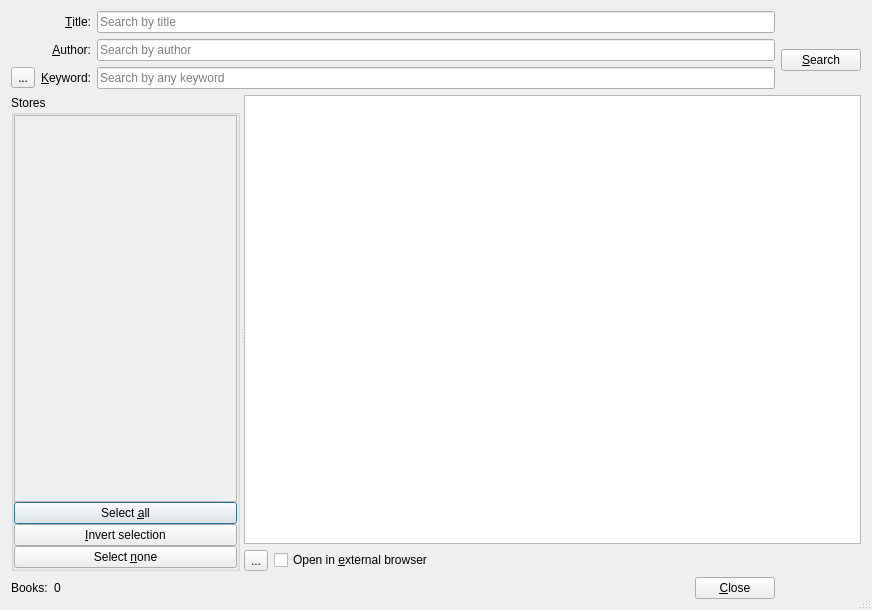
This is src/calibre/gui2/store/search/search.ui in kovidgoyal/calibre as Qt 5 draws it before an edit. The edited form follows.
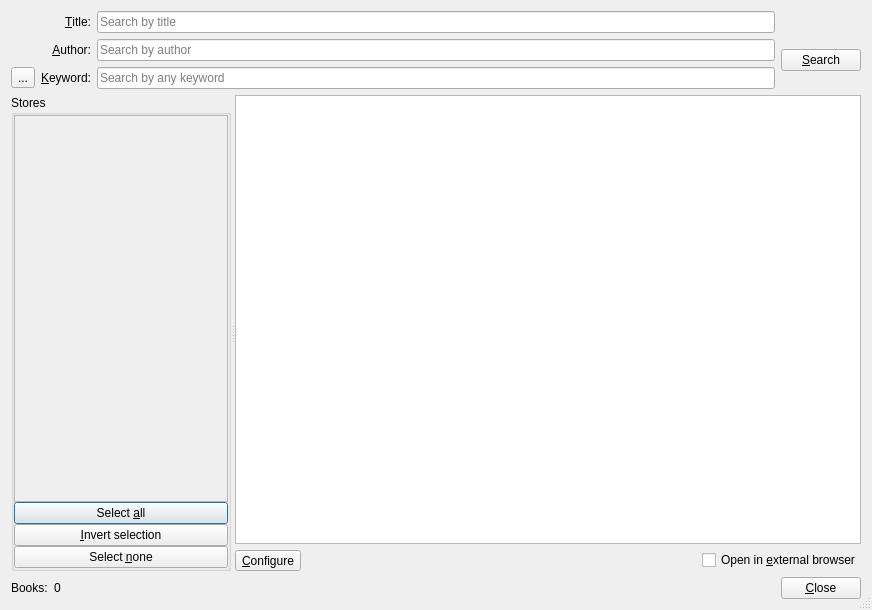
This is the edited form. Icons and pictures are not drawn. Custom widgets are drawn as their Qt base class.

Patch:
```diff
--- a/src/calibre/gui2/store/search/search.ui
+++ b/src/calibre/gui2/store/search/search.ui
@@ -125,7 +125,7 @@
            <rect>
             <x>0</x>
             <y>0</y>
-            <width>243</width>
+            <width>205</width>
             <height>147</height>
            </rect>
           </property>
@@ -211,18 +211,18 @@
         <layout class="QHBoxLayout" name="horizontalLayout">
          <item>
           <widget class="QToolButton" name="configure">
-           <property name="text">
-            <string>...</string>
-           </property>
-          </widget>
-         </item>
-         <item>
-          <widget class="QCheckBox" name="open_external">
            <property name="toolTip">
             <string>Open a selected book in the system's web browser</string>
            </property>
            <property name="text">
-            <string>Open in &amp;external browser</string>
+            <string>&amp;Configure</string>
+           </property>
+           <property name="icon">
+            <iconset resource="../../../../../resources/images.qrc">
+             <normaloff>:/images/config.png</normaloff>:/images/config.png</iconset>
+           </property>
+           <property name="toolButtonStyle">
+            <enum>Qt::ToolButtonTextBesideIcon</enum>
            </property>
           </widget>
          </item>
@@ -239,50 +239,22 @@
            </property>
           </spacer>
          </item>
+         <item>
+          <widget class="QCheckBox" name="open_external">
+           <property name="toolTip">
+            <string>Open a selected book in the system's web browser</string>
+           </property>
+           <property name="text">
+            <string>Open in &amp;external browser</string>
+           </property>
+          </widget>
+         </item>
         </layout>
        </item>
       </layout>
      </widget>
     </widget>
    </item>
-   <item row="4" column="0" colspan="3">
-    <layout class="QHBoxLayout" name="bottom_layout">
-     <item>
-      <widget class="QLabel" name="label_2">
-       <property name="text">
-        <string>Books:</string>
-       </property>
-      </widget>
-     </item>
-     <item>
-      <widget class="QLabel" name="total">
-       <property name="text">
-        <string>0</string>
-       </property>
-      </widget>
-     </item>
-     <item>
-      <spacer name="horizontalSpacer">
-       <property name="orientation">
-        <enum>Qt::Horizontal</enum>
-       </property>
-       <property name="sizeHint" stdset="0">
-        <size>
-         <width>40</width>
-         <height>20</height>
-        </size>
-       </property>
-      </spacer>
-     </item>
-     <item>
-      <widget class="QPushButton" name="close">
-       <property name="text">
-        <string>&amp;Close</string>
-       </property>
-      </widget>
-     </item>
-    </layout>
-   </item>
    <item row="0" column="1">
     <widget class="QLabel" name="label_4">
      <property name="text">
@@ -327,6 +299,48 @@
      </item>
     </layout>
    </item>
+   <item row="4" column="0" colspan="4">
+    <layout class="QHBoxLayout" name="bottom_layout">
+     <item>
+      <widget class="QLabel" name="label_2">
+       <property name="text">
+        <string>Books:</string>
+       </property>
+      </widget>
+     </item>
+     <item>
+      <widget class="QLabel" name="total">
+       <property name="text">
+        <string>0</string>
+       </property>
+      </widget>
+     </item>
+     <item>
+      <spacer name="horizontalSpacer">
+       <property name="orientation">
+        <enum>Qt::Horizontal</enum>
+       </property>
+       <property name="sizeHint" stdset="0">
+        <size>
+         <width>40</width>
+         <height>20</height>
+        </size>
+       </property>
+      </spacer>
+     </item>
+     <item>
+      <widget class="QPushButton" name="close">
+       <property name="text">
+        <string>&amp;Close</string>
+       </property>
+       <property name="icon">
+        <iconset resource="../../../../../resources/images.qrc">
+         <normaloff>:/images/window-close.png</normaloff>:/images/window-close.png</iconset>
+       </property>
+      </widget>
+     </item>
+    </layout>
+   </item>
   </layout>
  </widget>
  <customwidgets>
```
Left out of the diff: 2 changed lines with no effect on the pictures.
